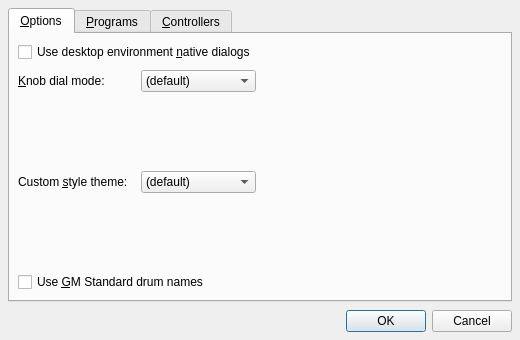
This is src/drumkv1widget_config.ui in rncbc/drumkv1 as Qt 5 draws it before an edit. The edited form follows.
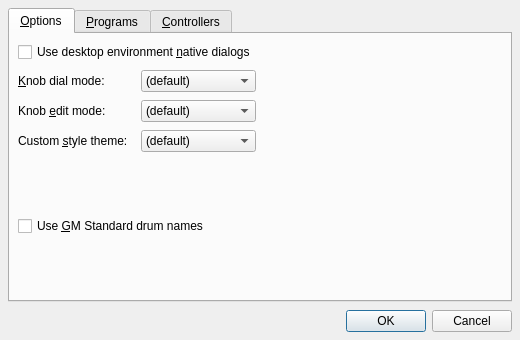
This is the edited form. Icons and pictures are not drawn. Custom widgets are drawn as their Qt base class.

Commit message: - A custom knob/spin-box behavioral option have been added:   Configure/Knob edit mode, as to avoid abrupt changes upon   editing values (still the default behavior) and only take   effect (Deferred) when enter is pressed or the spin-box   loses focus. (EXPERIMENTAL) - The main GUI has been partially revamped, after replacing   some rotary knob/dial combos with kinda more skeuomorphic   fake-LED radio-buttons or check-boxes. (EXPERIMENTAL)

The edit to the form file:
```diff
--- a/src/drumkv1widget_config.ui
+++ b/src/drumkv1widget_config.ui
@@ -95,7 +95,7 @@
          </item>
         </widget>
        </item>
-       <item row="1" column="2" colspan="2">
+       <item row="1" column="2" colspan="2" rowspan="3">
         <spacer>
          <property name="orientation">
           <enum>Qt::Horizontal</enum>
@@ -109,6 +109,36 @@
         </spacer>
        </item>
        <item row="2" column="0">
+        <widget class="QLabel" name="KnobEditModeTextLabel">
+         <property name="text">
+          <string>Knob &amp;edit mode:</string>
+         </property>
+         <property name="buddy">
+          <cstring>KnobEditModeComboBox</cstring>
+         </property>
+        </widget>
+       </item>
+       <item row="2" column="1">
+        <widget class="QComboBox" name="KnobEditModeComboBox">
+         <property name="toolTip">
+          <string>Knob edit mode</string>
+         </property>
+         <property name="editable">
+          <bool>false</bool>
+         </property>
+         <item>
+          <property name="text">
+           <string>(default)</string>
+          </property>
+         </item>
+         <item>
+          <property name="text">
+           <string>Deferred</string>
+          </property>
+         </item>
+        </widget>
+       </item>
+       <item row="3" column="0">
         <widget class="QLabel" name="CustomStyleThemeTextLabel">
          <property name="text">
           <string>Custom &amp;style theme:</string>
@@ -118,7 +148,7 @@
          </property>
         </widget>
        </item>
-       <item row="2" column="1">
+       <item row="3" column="1">
         <widget class="QComboBox" name="CustomStyleThemeComboBox">
          <property name="toolTip">
           <string>Custom widget style theme</string>
@@ -133,7 +163,7 @@
          </item>
         </widget>
        </item>
-       <item row="3" colspan="3">
+       <item row="4" colspan="3">
         <spacer>
          <property name="orientation">
           <enum>Qt::Vertical</enum>
```
Left out of the diff: 1 changed line with no effect on the pictures. The commit also changes 6 other files.
